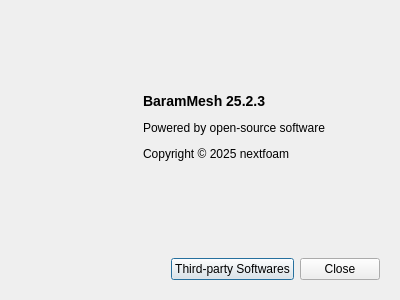
First picture: the form in baramMesh/view/menu/help/about_dialog.ui, repository nextfoam/baram, before the edit.
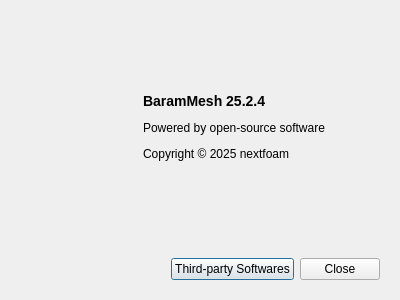
Second picture: the form after the edit.

The edit to the form file:
```diff
--- a/baramMesh/view/menu/help/about_dialog.ui
+++ b/baramMesh/view/menu/help/about_dialog.ui
@@ -90,7 +90,7 @@
          </sizepolicy>
         </property>
         <property name="text">
-         <string>&lt;p&gt;&lt;b&gt;&lt;font size=&quot;4&quot;&gt;BaramMesh 25.2.3&lt;/font&gt;&lt;/b&gt;&lt;/p&gt;
+         <string>&lt;p&gt;&lt;b&gt;&lt;font size=&quot;4&quot;&gt;BaramMesh 25.2.4&lt;/font&gt;&lt;/b&gt;&lt;/p&gt;
 
 &lt;p&gt;Powered by open-source software&lt;/p&gt;
 
```
